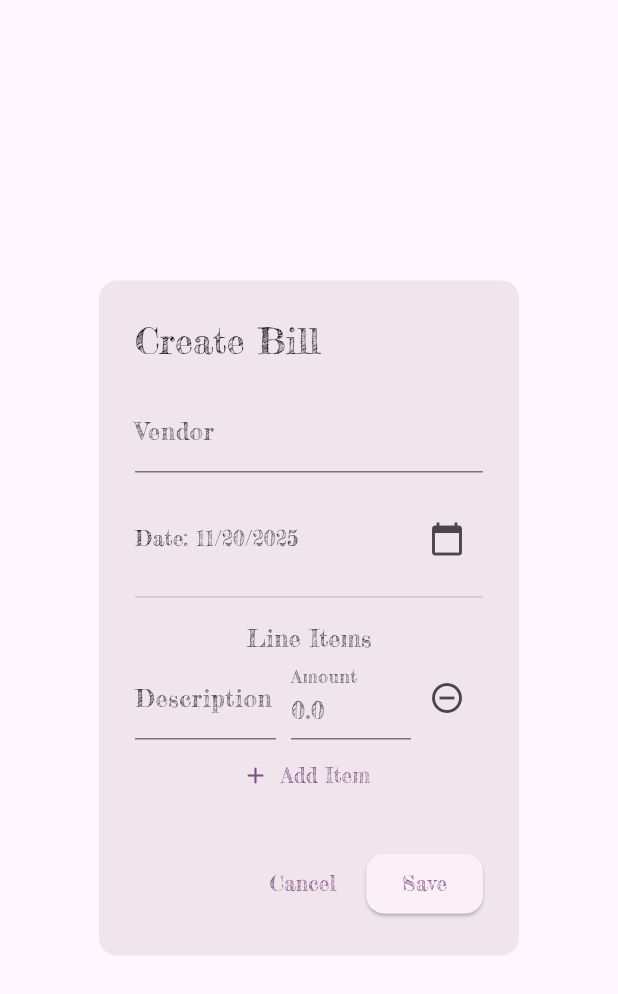
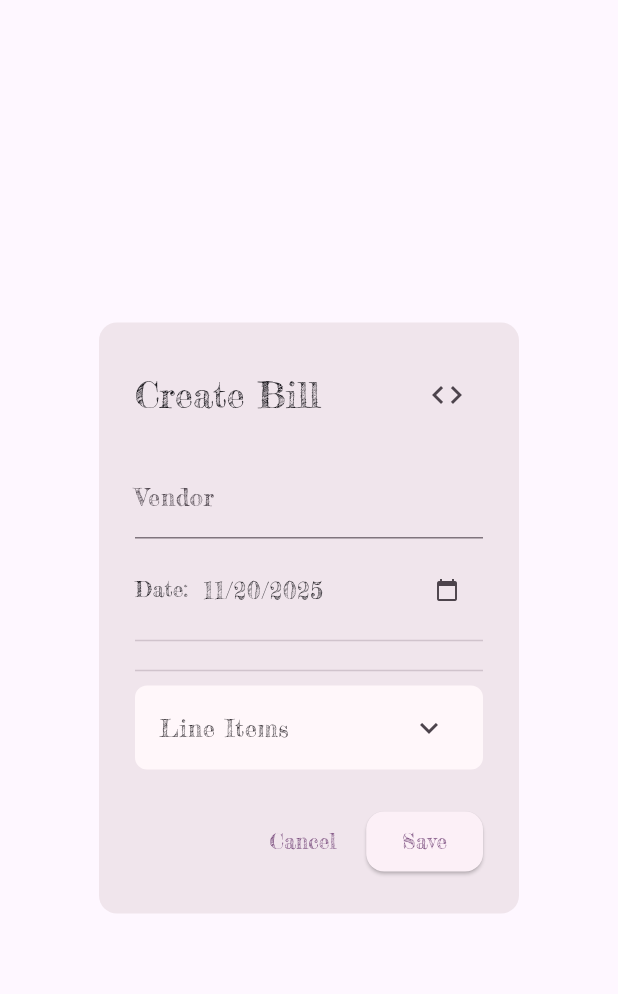
Before and after one commit to la-fourier/myapp, a Flutter app: the BillEditorDialog widget shown alone on an empty page, opened directly with empty values, on a phone screen of 412 x 824 dp. Shown: the top 994 px of the screen. Run offline on Flutter 3.47's test engine with Material 3 defaults, Android fonts, the phone set to English and light mode, and no system bars; our stand-ins replace csv, file_picker, flutter_local_notifications, fluttertoast, google_fonts, google_sign_in and 3 more; missing offline and left inert: flutter_web_auth_2, google_mlkit_text_recognition, googleapis; accounts and stored records are empty.

Commit message:
Add raw JSON edit mode to BillEditorDialog
Introduces a toggle to switch between form-based and raw JSON editing for bills. Adds serialization and deserialization logic for bill data, updates UI to support raw edit mode, and refactors date and line item editing for improved flexibility.

```diff
--- a/lib/dialogs/bill_editor_dialog.dart
+++ b/lib/dialogs/bill_editor_dialog.dart
@@ -1,10 +1,11 @@
+import 'dart:convert';
 import 'package:flutter/material.dart';
 import 'package:intl/intl.dart';
 import 'package:myapp/models/calendar/category.dart';
 import 'package:myapp/models/finance/bill.dart';
-import 'package:myapp/models/finance/attachment.dart';
 import 'package:myapp/services/app_state.dart';
 import 'package:provider/provider.dart';
+import 'package:myapp/widgets/editable_text.dart' as editable_text;
 
 class BillEditorDialog extends StatefulWidget {
   final Bill? bill;
@@ -24,6 +25,9 @@ class _BillEditorDialogState extends State<BillEditorDialog> {
   late List<LineItem> _items;
   late List<Category> _categories;
 
+  bool _isRawEditMode = false;
+  final TextEditingController _rawTextController = TextEditingController();
+
   @override
   void initState() {
     super.initState();
@@ -35,6 +39,9 @@ class _BillEditorDialogState extends State<BillEditorDialog> {
       _date = widget.bill!.date;
       _category = widget.bill!.category;
       _items = List.from(widget.bill!.items);
+       if (!_categories.contains(_category)) {
+        _categories.insert(0, _category);
+      }
     } else {
       _vendor = '';
       _date = DateTime.now();
@@ -43,9 +50,54 @@ class _BillEditorDialogState extends State<BillEditorDialog> {
           : Category(name: 'Default', color: Colors.grey);
       _items = [LineItem(description: '', amount: 0.0)];
     }
+    _rawTextController.text = _billToJson();
+  }
+
+  String _billToJson() {
+    final data = {
+      'vendor': _vendor,
+      'date': _date.toIso8601String(),
+      'category': _category.toJson(),
+      'items': _items.map((item) => item.toJson()).toList(),
+    };
+    return const JsonEncoder.withIndent('  ').convert(data);
+  }
+
+  void _jsonToBill(String jsonString) {
+    try {
+      final data = jsonDecode(jsonString);
+      setState(() {
+        _vendor = data['vendor'];
+        _date = DateTime.parse(data['date']);
+        _category = Category.fromJson(data['category']);
+        _items = (data['items'] as List)
+            .map((itemData) => LineItem.fromJson(itemData))
+            .toList();
+      });
+    } catch (e) {
+      // Handle JSON parsing error
+    }
+  }
+
+  Future<void> _selectDate(BuildContext context) async {
+    final DateTime? picked = await showDatePicker(
+      context: context,
+      initialDate: _date,
+      firstDate: DateTime(2000),
+      lastDate: DateTime(2101),
+    );
+    if (picked != null && picked != _date) {
+      setState(() {
+        _date = picked;
+      });
+    }
   }
 
   void _saveForm() {
+    if (_isRawEditMode) {
+      _jsonToBill(_rawTextController.text);
+    }
+
     if (_formKey.currentState!.validate()) {
       _formKey.currentState!.save();
 
@@ -76,8 +128,36 @@ class _BillEditorDialogState extends State<BillEditorDialog> {
   @override
   Widget build(BuildContext context) {
     return AlertDialog(
-      title: Text(widget.bill == null ? 'Create Bill' : 'Edit Bill'),
-      content: Form(
+      title: Row(
+        mainAxisAlignment: MainAxisAlignment.spaceBetween,
+        children: [
+          Text(widget.bill == null ? 'Create Bill' : 'Edit Bill'),
+          IconButton(
+            icon: Icon(_isRawEditMode ? Icons.notes : Icons.code),
+            onPressed: () {
+              setState(() {
+                _isRawEditMode = !_isRawEditMode;
+                if (_isRawEditMode) {
+                  _rawTextController.text = _billToJson();
+                } else {
+                  _jsonToBill(_rawTextController.text);
+                }
+              });
+            },
+          ),
+        ],
+      ),
+      content: _isRawEditMode
+          ? TextField(
+              controller: _rawTextController,
+              keyboardType: TextInputType.multiline,
+              maxLines: null,
+              decoration: const InputDecoration(
+                border: OutlineInputBorder(),
+                labelText: 'Raw Text (JSON)',
+              ),
+            )
+          : Form(
               key: _formKey,
               child: SingleChildScrollView(
                 child: Column(
@@ -90,30 +170,37 @@ class _BillEditorDialogState extends State<BillEditorDialog> {
                           value!.isEmpty ? 'Please enter a vendor' : null,
                       onSaved: (value) => _vendor = value!,
                     ),
-              const SizedBox(height: 20),
+                    const SizedBox(height: 10),
                     Row(
                       children: [
+                        const Text("Date:"),
+                        const SizedBox(width: 10),
                         Expanded(
-                    child: Text('Date: ${DateFormat.yMd().format(_date)}'),
-                  ),
-                  IconButton(
-                    icon: const Icon(Icons.calendar_today),
-                    onPressed: () async {
-                      final picked = await showDatePicker(
-                        context: context,
-                        initialDate: _date,
-                        firstDate: DateTime(2000),
-                        lastDate: DateTime(2101),
-                      );
-                      if (picked != null && picked != _date) {
+                          child: editable_text.EditableText(
+                            initialText: DateFormat.yMd().format(_date),
+                            style: Theme.of(context).textTheme.bodyLarge!,
+                            onSave: (value) {
+                              try {
+                                final newDate = DateFormat.yMd().parse(value);
                                 setState(() {
-                          _date = picked;
+                                  _date = newDate;
                                 });
+                              } catch (e) {
+                                // Handle parsing error
                               }
                             },
                           ),
+                        ),
+                        IconButton(
+                          enableFeedback: true,
+                          hoverColor: Colors.transparent,
+                          iconSize: 16,
+                          icon: const Icon(Icons.calendar_today),
+                          onPressed: () => _selectDate(context),
+                        ),
                       ],
                     ),
+                    const Divider(height: 20),
                     if (_categories.isNotEmpty)
                       DropdownButtonFormField<Category>(
                         value: _category,
@@ -130,11 +217,18 @@ class _BillEditorDialogState extends State<BillEditorDialog> {
                         },
                         decoration: const InputDecoration(labelText: 'Category'),
                       ),
-              const Divider(height: 30),
-              Text(
-                'Line Items',
-                style: Theme.of(context).textTheme.titleMedium,
+                    const Divider(height: 20),
+                    ExpansionTile(
+                      title: const Text('Line Items'),
+                      collapsedShape: RoundedRectangleBorder(
+                        borderRadius: BorderRadius.circular(8.0),
                       ),
+                      collapsedBackgroundColor: Theme.of(context).colorScheme.surface,
+                      expansionAnimationStyle: AnimationStyle(curve: Curves.easeInOut),
+                      shape: RoundedRectangleBorder(
+                        borderRadius: BorderRadius.circular(8.0),
+                      ),
+                      children: [
                         ..._items.asMap().entries.map((entry) {
                           int index = entry.key;
                           LineItem item = entry.value;
@@ -146,10 +240,10 @@ class _BillEditorDialogState extends State<BillEditorDialog> {
                                   decoration: const InputDecoration(
                                     labelText: 'Description',
                                   ),
-                        onChanged: (value) => _items[index] = LineItem(
+                                  onChanged: (value) => _items[index] =
+                                      LineItem(
                                           description: value,
-                          amount: item.amount,
-                        ),
+                                          amount: item.amount),
                                 ),
                               ),
                               const SizedBox(width: 10),
@@ -157,12 +251,13 @@ class _BillEditorDialogState extends State<BillEditorDialog> {
                                 width: 80,
                                 child: TextFormField(
                                   initialValue: item.amount.toString(),
-                        decoration: const InputDecoration(labelText: 'Amount'),
+                                  decoration:
+                                      const InputDecoration(labelText: 'Amount'),
                                   keyboardType: TextInputType.number,
-                        onChanged: (value) => _items[index] = LineItem(
+                                  onChanged: (value) => _items[index] =
+                                      LineItem(
                                           description: item.description,
-                          amount: double.tryParse(value) ?? 0.0,
-                        ),
+                                          amount: double.tryParse(value) ?? 0.0),
                                 ),
                               ),
                               IconButton(
@@ -179,6 +274,8 @@ class _BillEditorDialogState extends State<BillEditorDialog> {
                         ),
                       ],
                     ),
+                  ],
+                ),
               ),
             ),
       actions: [
```
Lines whose indentation alone changed are shown as unchanged.
